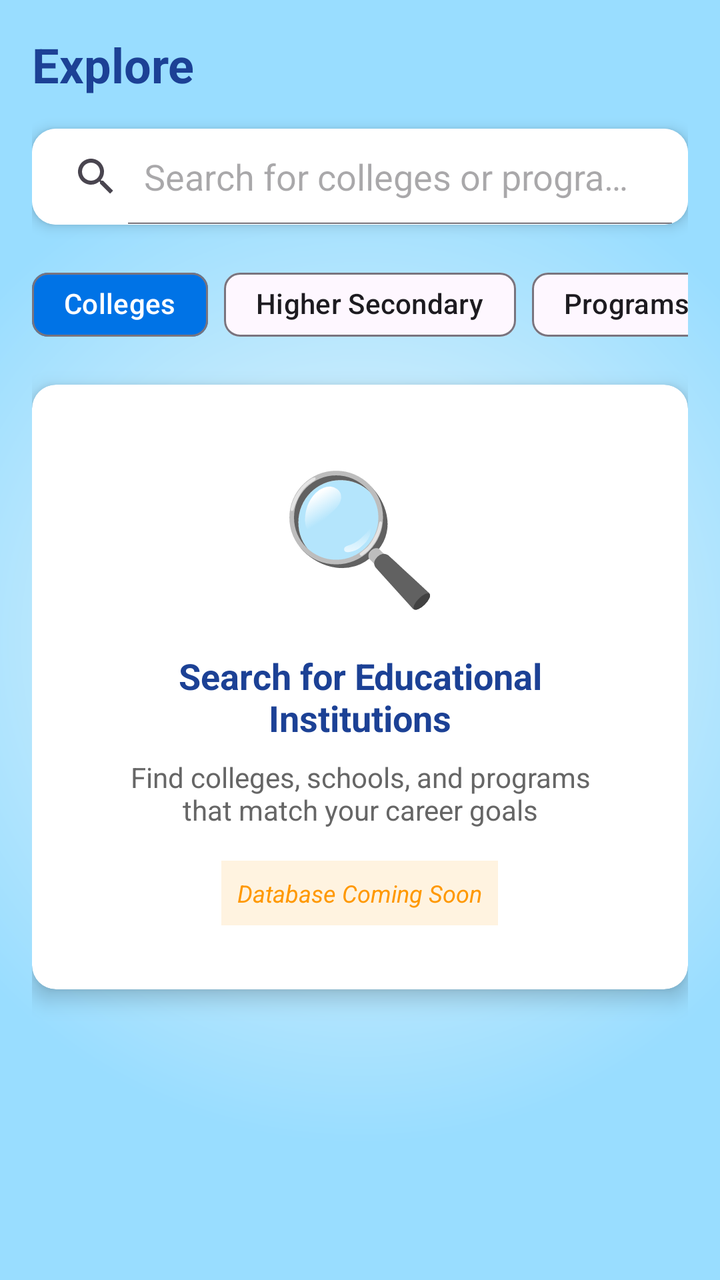
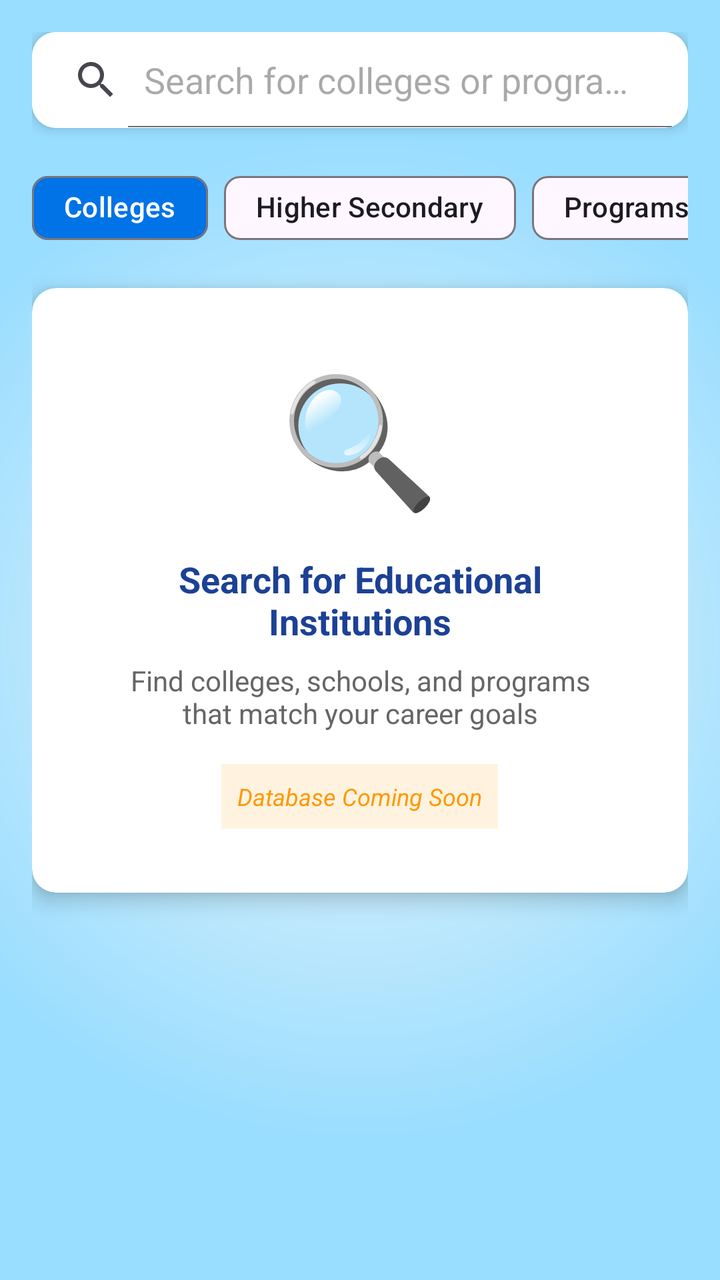

An Android layout rendered at two revisions. The XML below is the earlier revision; the diff shows what the commit changed to produce the second picture.
<!-- AndroidManifest.xml: application theme Theme.AspirePath -->
<!-- res/layout/fragment_explore.xml -->
<?xml version="1.0" encoding="utf-8"?>
<LinearLayout xmlns:android="http://schemas.android.com/apk/res/android"
    xmlns:app="http://schemas.android.com/apk/res-auto"
    xmlns:tools="http://schemas.android.com/tools"
    android:layout_width="match_parent"
    android:layout_height="match_parent"
    android:orientation="vertical"
    android:background="@drawable/gradient_bg"
    tools:context=".Explore">

    <ScrollView
        android:layout_width="match_parent"
        android:layout_height="match_parent"
        android:fillViewport="true">

        <LinearLayout
            android:layout_width="match_parent"
            android:layout_height="wrap_content"
            android:orientation="vertical"
            android:padding="16dp">

            
            <TextView
                android:layout_width="wrap_content"
                android:layout_height="wrap_content"
                android:text="Explore"
                android:textSize="24sp"
                android:textStyle="bold"
                android:textColor="@color/blue"
                android:layout_marginBottom="16dp"/>

            
            <androidx.cardview.widget.CardView
                android:layout_width="match_parent"
                android:layout_height="wrap_content"
                app:cardCornerRadius="12dp"
                app:cardElevation="4dp"
                android:layout_marginBottom="16dp">

                <SearchView
                    android:id="@+id/searchView"
                    android:layout_width="match_parent"
                    android:layout_height="wrap_content"
                    android:queryHint="Search for colleges or programs..."
                    android:iconifiedByDefault="false"
                    android:background="@android:color/white"/>
            </androidx.cardview.widget.CardView>

            
            <HorizontalScrollView
                android:layout_width="match_parent"
                android:layout_height="wrap_content"
                android:scrollbars="none"
                android:layout_marginBottom="16dp">

                <LinearLayout
                    android:layout_width="wrap_content"
                    android:layout_height="wrap_content"
                    android:orientation="horizontal">

                    <com.google.android.material.chip.Chip
                        android:id="@+id/chipColleges"
                        android:layout_width="wrap_content"
                        android:layout_height="wrap_content"
                        android:text="Colleges"
                        android:layout_marginEnd="8dp"
                        app:chipBackgroundColor="#0073e6"
                        android:textColor="@android:color/white"/>

                    <com.google.android.material.chip.Chip
                        android:id="@+id/chipSchools"
                        android:layout_width="wrap_content"
                        android:layout_height="wrap_content"
                        android:text="Higher Secondary"
                        android:layout_marginEnd="8dp"/>

                    <com.google.android.material.chip.Chip
                        android:id="@+id/chipPrograms"
                        android:layout_width="wrap_content"
                        android:layout_height="wrap_content"
                        android:text="Programs"
                        android:layout_marginEnd="8dp"/>

                    <com.google.android.material.chip.Chip
                        android:id="@+id/chipLocation"
                        android:layout_width="wrap_content"
                        android:layout_height="wrap_content"
                        android:text="Location"
                        android:layout_marginEnd="8dp"/>
                </LinearLayout>
            </HorizontalScrollView>

            
            <androidx.cardview.widget.CardView
                android:layout_width="match_parent"
                android:layout_height="wrap_content"
                app:cardCornerRadius="12dp"
                app:cardElevation="6dp">

                <LinearLayout
                    android:layout_width="match_parent"
                    android:layout_height="wrap_content"
                    android:orientation="vertical"
                    android:padding="32dp"
                    android:gravity="center">

                    <TextView
                        android:layout_width="wrap_content"
                        android:layout_height="wrap_content"
                        android:text="🔍"
                        android:textSize="64sp"
                        android:layout_marginBottom="16dp"/>

                    <TextView
                        android:layout_width="wrap_content"
                        android:layout_height="wrap_content"
                        android:text="Search for Educational Institutions"
                        android:textSize="18sp"
                        android:textStyle="bold"
                        android:textColor="@color/blue"
                        android:gravity="center"
                        android:layout_marginBottom="8dp"/>

                    <TextView
                        android:layout_width="wrap_content"
                        android:layout_height="wrap_content"
                        android:text="Find colleges, schools, and programs\nthat match your career goals"
                        android:textSize="14sp"
                        android:textColor="#666666"
                        android:gravity="center"/>

                    <TextView
                        android:layout_width="wrap_content"
                        android:layout_height="wrap_content"
                        android:text="Database Coming Soon"
                        android:textSize="12sp"
                        android:textStyle="italic"
                        android:textColor="#FF9800"
                        android:background="#FFF3E0"
                        android:padding="8dp"
                        android:layout_marginTop="16dp"/>
                </LinearLayout>
            </androidx.cardview.widget.CardView>

        </LinearLayout>
    </ScrollView>

</LinearLayout>
<!-- resources referenced by this layout -->
<resources>
  <color name="blue">#1C4195</color>
  <!-- drawable gradient_bg (drawable) -->
  <?xml version="1.0" encoding="utf-8"?>
  <shape xmlns:android="http://schemas.android.com/apk/res/android"
      android:shape="rectangle">
      <gradient
          android:startColor="#edf7fa"
          android:endColor="#99ddff"
          android:gradientRadius="70%p"
          android:type="radial"
          android:centerX="0.5"
          android:centerY="0.5"
          android:dither="true" />
  </shape>
  <style name="Theme.AspirePath" parent="Base.Theme.AspirePath" />
  <style name="Base.Theme.AspirePath" parent="Theme.Material3.DayNight.NoActionBar">
          
          <item name="colorPrimary">@color/blue</item>
          <item name="colorPrimaryVariant">#0073e6</item>
          <item name="colorOnPrimary">@color/white</item>
          <item name="android:statusBarColor">#0073e6</item>
          
      </style>
  <color name="white">#FFFFFFFF</color>
</resources>

<!-- the commit's change to res/layout/fragment_explore.xml (unified diff, before → after) -->
@@ -20,14 +20,14 @@
             android:padding="16dp">
 
             
-            <TextView
-                android:layout_width="wrap_content"
-                android:layout_height="wrap_content"
-                android:text="Explore"
-                android:textSize="24sp"
-                android:textStyle="bold"
-                android:textColor="@color/blue"
-                android:layout_marginBottom="16dp"/>
+
+
+
+
+
+
+
+
 
             
             <androidx.cardview.widget.CardView
